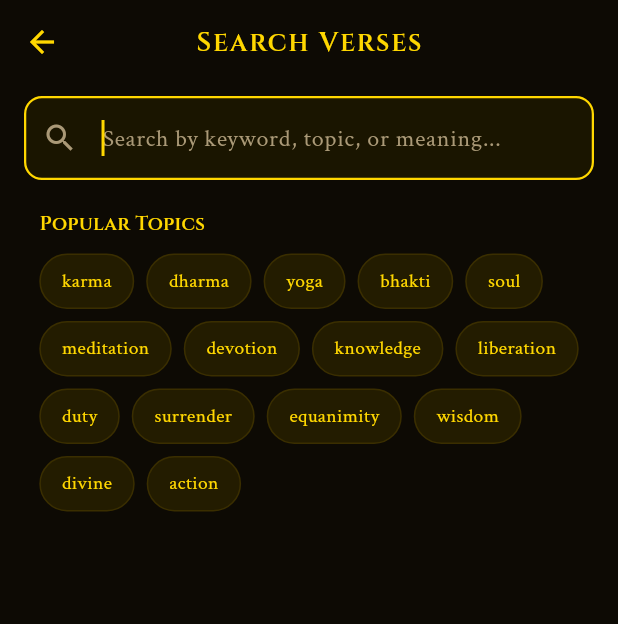
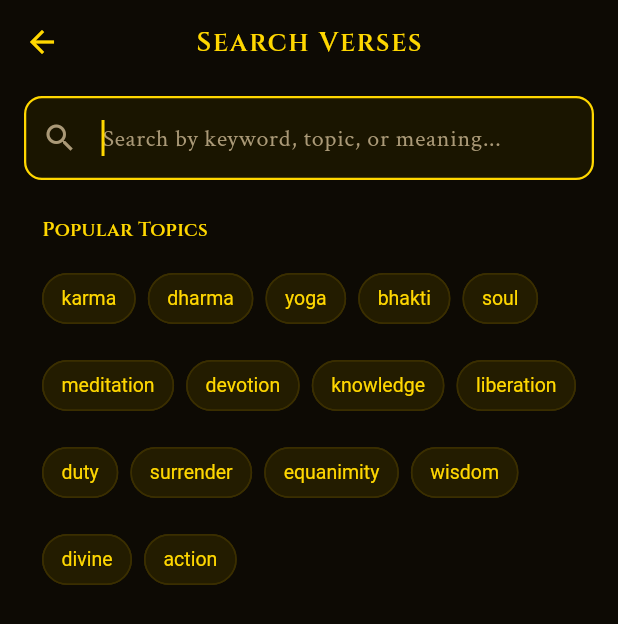
Before and after one commit to Kuldeep532/Geeta-Nexus, a Flutter app: the SearchScreen screen opened directly, on a phone screen of 412 x 824 dp. Shown: the top 624 px of the screen. Run offline on Flutter 3.47's test engine with Material 3 defaults, Android fonts, the phone set to English and light mode, and no system bars; our stand-ins replace audioplayers, google_fonts, permission_handler, shared_preferences, wakelock_plus; accounts and stored records are empty.

Commit message:
Refactor search logic and improve UI layout

```diff
--- a/lib/screens/search_screen.dart
+++ b/lib/screens/search_screen.dart
@@ -18,12 +18,16 @@ class _SearchScreenState extends State<SearchScreen> {
   bool _searched = false;
 
   void _search(String q) {
-    if (q.trim().isEmpty) {
-      setState(() { _results = []; _searched = false; });
+    final query = q.trim();
+    if (query.isEmpty) {
+      setState(() {
+        _results = [];
+        _searched = false;
+      });
       return;
     }
     setState(() {
-      _results = searchVerses(q.trim());
+      _results = searchVerses(query);
       _searched = true;
     });
   }
@@ -41,11 +45,12 @@ class _SearchScreenState extends State<SearchScreen> {
       appBar: AppBar(
         title: const Text('Search Verses'),
         leading: const BackButton(),
+        elevation: 0,
       ),
       body: Column(
         children: [
           Padding(
-            padding: const EdgeInsets.fromLTRB(16, 8, 16, 4),
+            padding: const EdgeInsets.fromLTRB(16, 8, 16, 8),
             child: TextField(
               controller: _controller,
               autofocus: true,
@@ -66,30 +71,69 @@ class _SearchScreenState extends State<SearchScreen> {
               ),
             ),
           ),
-          if (!_searched) _buildTopics(),
-          if (_searched && _results.isEmpty)
           Expanded(
-              child: Center(
+            child: _searched ? _buildResults() : _buildTopics(),
+          ),
+        ],
+      ),
+    );
+  }
+
+  Widget _buildTopics() {
+    return SingleChildScrollView(
+      padding: const EdgeInsets.all(16),
+      child: Column(
+        crossAxisAlignment: CrossAxisAlignment.start,
+        children: [
+          Text('Popular Topics',
+              style: GoogleFonts.cinzel(
+                  color: kGold, fontSize: 13, fontWeight: FontWeight.w600)),
+          const SizedBox(height: 12),
+          Wrap(
+            spacing: 8,
+            runSpacing: 10,
+            children: kSpiritualTopics.map((t) {
+              return ActionChip(
+                label: Text(t),
+                labelStyle: const TextStyle(color: kGold, fontSize: 13),
+                backgroundColor: kCard,
+                padding: const EdgeInsets.symmetric(horizontal: 4, vertical: 2),
+                shape: RoundedRectangleBorder(
+                  borderRadius: BorderRadius.circular(20),
+                  side: const BorderSide(color: kDivider),
+                ),
+                onPressed: () {
+                  _controller.text = t;
+                  _search(t);
+                  FocusScope.of(context).unfocus(); // Close keyboard on selection
+                },
+              );
+            }).toList(),
+          ),
+        ],
+      ),
+    );
+  }
+
+  Widget _buildResults() {
+    if (_results.isEmpty) {
+      return Center(
         child: Column(
           mainAxisAlignment: MainAxisAlignment.center,
           children: [
             const Icon(Icons.search_off, color: kTextDim, size: 48),
             const SizedBox(height: 12),
-                    Text('No verses found for "${_controller.text}"',
+            Text('No results for "${_controller.text}"',
                 style: const TextStyle(color: kTextDim, fontSize: 14)),
-                    const SizedBox(height: 8),
-                    const Text('Try: karma, soul, devotion, wisdom',
-                        style: TextStyle(color: kTextDim, fontSize: 12)),
           ],
         ),
-              ),
-            ),
-          if (_results.isNotEmpty)
-            Expanded(
-              child: Column(
+      );
+    }
+
+    return Column(
       children: [
         Padding(
-                    padding: const EdgeInsets.fromLTRB(16, 8, 16, 4),
+          padding: const EdgeInsets.symmetric(horizontal: 16, vertical: 8),
           child: Row(
             children: [
               Text(
@@ -107,105 +151,48 @@ class _SearchScreenState extends State<SearchScreen> {
           ),
         ),
       ],
-              ),
-            ),
-        ],
-      ),
-    );
-  }
-
-  Widget _buildTopics() {
-    return Padding(
-      padding: const EdgeInsets.all(16),
-      child: Column(
-        crossAxisAlignment: CrossAxisAlignment.start,
-        children: [
-          Text('Popular Topics',
-              style: GoogleFonts.cinzel(
-                  color: kGold, fontSize: 13, fontWeight: FontWeight.w600)),
-          const SizedBox(height: 10),
-          Wrap(
-            spacing: 8,
-            runSpacing: 8,
-            children: kSpiritualTopics.map((t) {
-              return GestureDetector(
-                onTap: () {
-                  _controller.text = t;
-                  _search(t);
-                },
-                child: Container(
-                  padding: const EdgeInsets.symmetric(horizontal: 14, vertical: 8),
-                  decoration: BoxDecoration(
-                    color: kCard,
-                    borderRadius: BorderRadius.circular(20),
-                    border: Border.all(color: kDivider),
-                  ),
-                  child: Text(t,
-                      style: const TextStyle(color: kGold, fontSize: 13)),
-                ),
-              );
-            }).toList(),
-          ),
-        ],
-      ),
     );
   }
 
   Widget _verseCard(BuildContext context, Verse verse) {
-    return GestureDetector(
+    return Semantics(
+      label: 'Verse ${verse.id}. ${verse.translation}',
+      child: GestureDetector(
         onTap: () => Navigator.push(
-          context, MaterialPageRoute(builder: (_) => VerseDetailScreen(verse: verse))),
+          context,
+          MaterialPageRoute(builder: (_) => VerseDetailScreen(verse: verse)),
+        ),
         child: Container(
-        margin: const EdgeInsets.only(bottom: 10),
-        padding: const EdgeInsets.all(14),
+          margin: const EdgeInsets.only(bottom: 12),
+          padding: const EdgeInsets.all(16),
           decoration: BoxDecoration(
             color: kCard,
-          borderRadius: BorderRadius.circular(14),
+            borderRadius: BorderRadius.circular(12),
             border: Border.all(color: kDivider),
           ),
           child: Column(
             crossAxisAlignment: CrossAxisAlignment.start,
             children: [
-            Row(
-              children: [
               Container(
-                  padding:
-                      const EdgeInsets.symmetric(horizontal: 8, vertical: 4),
+                padding: const EdgeInsets.symmetric(horizontal: 8, vertical: 4),
                 decoration: BoxDecoration(
-                    color: kGold.withOpacity(0.15),
-                    borderRadius: BorderRadius.circular(10),
-                    border: Border.all(color: kGoldDim),
+                  color: kGold.withOpacity(0.1),
+                  borderRadius: BorderRadius.circular(8),
                 ),
-                  child: Text('Gita ${verse.id}',
+                child: Text('Verse ${verse.id}',
                     style: GoogleFonts.cinzel(
-                          color: kGold, fontSize: 11)),
+                        color: kGold, fontSize: 10, fontWeight: FontWeight.bold)),
+              ),
+              const SizedBox(height: 10),
+              Text(
+                verse.translation,
+                style: GoogleFonts.crimsonText(
+                    color: kText, fontSize: 15, height: 1.4),
+                maxLines: 3,
+                overflow: TextOverflow.ellipsis,
               ),
             ],
           ),
-            const SizedBox(height: 8),
-            Text(
-              verse.translation,
-              style: GoogleFonts.crimsonText(
-                  color: kText, fontSize: 14, height: 1.5),
-              maxLines: 3,
-              overflow: TextOverflow.ellipsis,
-            ),
-            const SizedBox(height: 8),
-            Wrap(
-              spacing: 6,
-              children: verse.keywords.take(3).map((k) => Container(
-                    padding: const EdgeInsets.symmetric(
-                        horizontal: 8, vertical: 3),
-                    decoration: BoxDecoration(
-                      color: kDivider,
-                      borderRadius: BorderRadius.circular(10),
-                    ),
-                    child: Text(k,
-                        style:
-                            const TextStyle(color: kTextDim, fontSize: 10)),
-                  )).toList(),
-            ),
-          ],
         ),
       ),
     );
```
Lines whose indentation alone changed are shown as unchanged.
